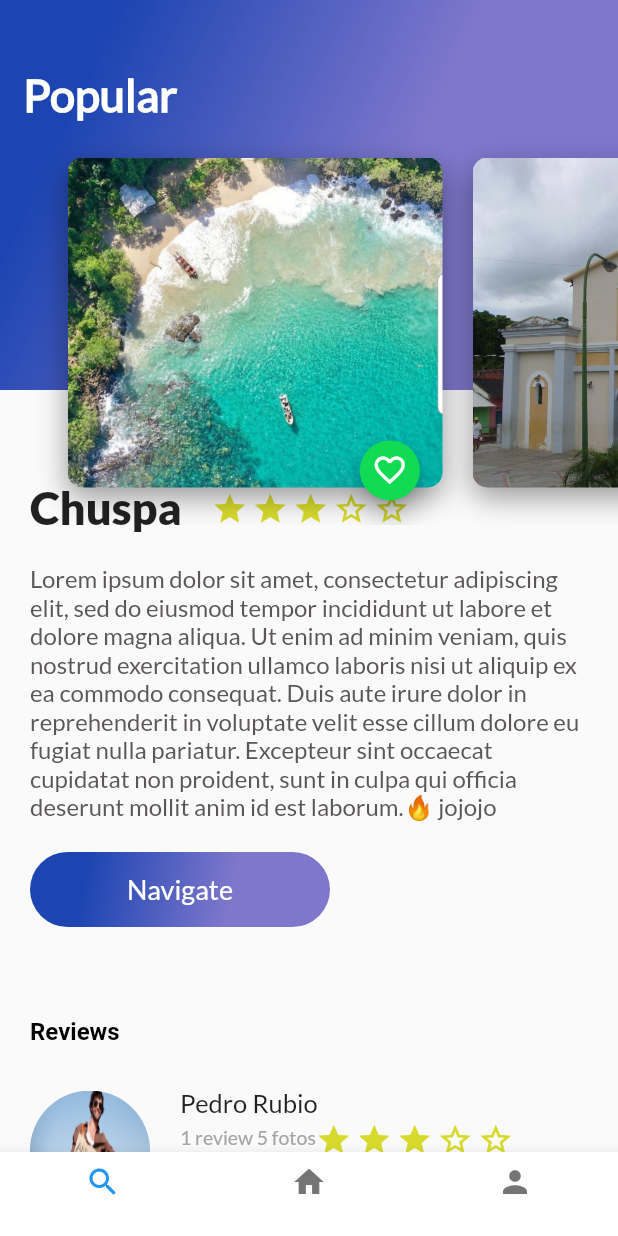
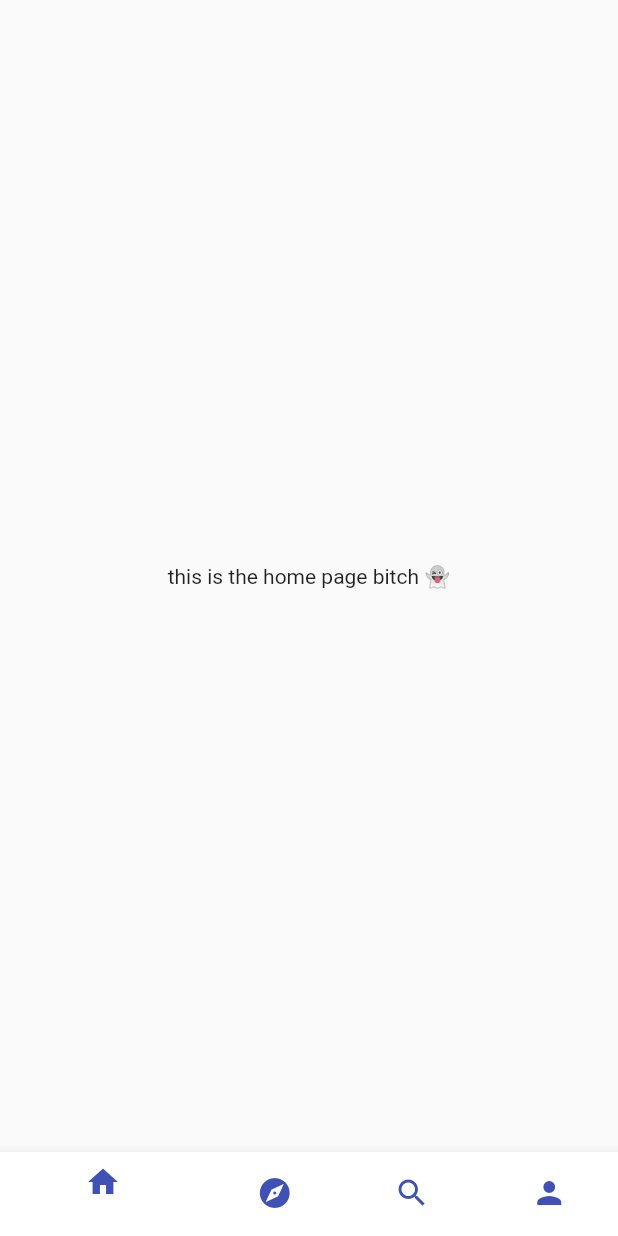
Before and after one commit to j-avila/platzi_flutter, a Flutter app: the screen it shows after launch, on a phone screen of 412 x 824 dp. Run offline on Flutter 3.47's test engine with Material 2 defaults, Android fonts, the phone set to English and light mode, and no system bars.

Commit message:
folder structure and course done

```diff
--- a/lib/backgroud_back.dart
+++ b/lib/common/backgroud_back.dart
@@ -20,7 +20,7 @@ class Background extends StatelessWidget {
                 begin: FractionalOffset(0.2, 0.0),
                 end: FractionalOffset(1.0, 0.6),
                 stops: [0.0, 0.6])),
-        alignment: const Alignment(-0.9, -0.6),
+        alignment: const Alignment(0, -0.6),
         child: Text(
           title,
           style: const TextStyle(
--- a/lib/card_image_list.dart
+++ b/lib/common/card_image_list.dart
@@ -1,5 +1,5 @@
 import 'package:flutter/material.dart';
-import 'package:flutter_application_1/card_image.dart';
+import 'package:flutter_application_1/common/card_image.dart';
 
 class CardImageList extends StatelessWidget {
   const CardImageList({super.key});
--- a/lib/description_place.dart
+++ b/lib/detail/description_place.dart
@@ -1,7 +1,7 @@
 // ignore_for_file: must_be_immutable
 
 import "package:flutter/material.dart";
-import "button.dart";
+import '../common/button.dart';
 
 class DescriptionPalce extends StatelessWidget {
   String placeName;
--- a/lib/review.dart
+++ b/lib/detail/review.dart
@@ -1,5 +1,5 @@
 import 'package:flutter/material.dart';
-import 'package:flutter_application_1/stars_rating.dart';
+import 'package:flutter_application_1/common/stars_rating.dart';
 
 class Review extends StatelessWidget {
   String pathImage = "assets/images/guy.jpg";
--- a/lib/review_list.dart
+++ b/lib/detail/review_list.dart
@@ -1,5 +1,5 @@
 import 'package:flutter/material.dart';
-import 'package:flutter_application_1/review.dart';
+import 'package:flutter_application_1/detail/review.dart';
 
 class ReviewList extends StatelessWidget {
   ReviewList({super.key});
--- /dev/null
+++ b/lib/home/home_index.dart
@@ -0,0 +1,12 @@
+import 'package:flutter/material.dart';
+
+class HomeIndex extends StatelessWidget {
+  const HomeIndex({super.key});
+
+  @override
+  Widget build(BuildContext context) {
+    return Container(
+        alignment: Alignment.center,
+        child: const Text('this is the home page bitch 👻'));
+  }
+}
--- /dev/null
+++ b/lib/home/home_trips.dart
@@ -0,0 +1,54 @@
+import 'package:flutter/material.dart';
+import 'package:flutter_application_1/home/home_index.dart';
+import 'package:flutter_application_1/profile/profile.dart';
+import 'package:flutter_application_1/search/search.dart';
+
+import 'package:flutter_application_1/detail/trip_detail.dart';
+
+class HomeTrips extends StatefulWidget {
+  const HomeTrips({super.key});
+
+  @override
+  State<HomeTrips> createState() => _HomeTripsState();
+}
+
+class _HomeTripsState extends State<HomeTrips> {
+  int indexTap = 0;
+
+  final List<Widget> widgetSections = [
+    const HomeIndex(),
+    TripDetail(),
+    const SearchTrips(),
+    const ProfileTrips()
+  ];
+
+  void onTapTapped(int index) {
+    setState(() {
+      indexTap = index;
+    });
+  }
+
+  @override
+  Widget build(BuildContext context) {
+    return Scaffold(
+      bottomNavigationBar: Theme(
+        data: Theme.of(context)
+            .copyWith(canvasColor: Colors.white, primaryColor: Colors.purple),
+        child: BottomNavigationBar(
+            onTap: onTapTapped,
+            currentIndex: indexTap,
+            items: const [
+              BottomNavigationBarItem(
+                  icon: Icon(Icons.home, color: Colors.indigo), label: ""),
+              BottomNavigationBarItem(
+                  icon: Icon(Icons.explore, color: Colors.indigo), label: ""),
+              BottomNavigationBarItem(
+                  icon: Icon(Icons.search, color: Colors.indigo), label: ""),
+              BottomNavigationBarItem(
+                  icon: Icon(Icons.person, color: Colors.indigo), label: "")
+            ]),
+      ),
+      body: widgetSections[indexTap],
+    );
+  }
+}
--- a/lib/main.dart
+++ b/lib/main.dart
@@ -1,7 +1,6 @@
 import 'package:flutter/material.dart';
 import 'package:flutter/services.dart';
-//widgets
-import 'package:flutter_application_1/trip_detail.dart';
+import 'package:flutter_application_1/home/home_trips.dart';
 
 void main() {
   SystemChrome.setSystemUIOverlayStyle(const SystemUiOverlayStyle(
@@ -62,6 +61,6 @@ class _MyHomePageState extends State<MyHomePage> {
     // The Flutter framework has been optimized to make rerunning build methods
     // fast, so that you can just rebuild anything that needs updating rather
     // than having to individually change instances of widgets.
-    return TripDetail();
+    return const HomeTrips();
   }
 }
--- a/lib/header_app.dart
+++ b/lib/profile/profile_header.dart
@@ -2,11 +2,11 @@ import 'package:flutter/material.dart';
 import 'package:flutter_application_1/backgroud_back.dart';
 import 'package:flutter_application_1/card_image_list.dart';
 
-class HeaderApp extends StatelessWidget {
-  const HeaderApp({super.key});
+class HeaderProfile extends StatelessWidget {
+  const HeaderProfile({super.key});
 
   @override
   Widget build(BuildContext context) {
-    return Stack(children: <Widget>[Background('Popular'), CardImageList()]);
+    return Stack(children: <Widget>[]);
   }
 }
--- a/lib/trip_detail.dart
+++ /dev/null
@@ -1,42 +0,0 @@
-import 'package:flutter/material.dart';
-import 'package:flutter_application_1/description_place.dart';
-import 'package:flutter_application_1/header_app.dart';
-import 'package:flutter_application_1/review_list.dart';
-
-class TripDetail extends StatelessWidget {
-  String descriptionDummy =
-      "Lorem ipsum dolor sit amet, consectetur adipiscing elit, sed do eiusmod tempor incididunt ut labore et dolore magna aliqua. Ut enim ad minim veniam, quis nostrud exercitation ullamco laboris nisi ut aliquip ex ea commodo consequat. Duis aute irure dolor in reprehenderit in voluptate velit esse cillum dolore eu fugiat nulla pariatur. Excepteur sint occaecat cupidatat non proident, sunt in culpa qui officia deserunt mollit anim id est laborum.🔥 jojojo";
-  TripDetail({super.key});
-
-  @override
-  Widget build(BuildContext context) {
-    return Scaffold(
-      // here should be the head menu
-      // appBar: AppBar(
-      //   // Here we take the value from the MyHomePage object that was created by
-      //   // the App.build method, and use it to set our appbar title.
-      //   title: Text(widget.title),
-      // ),
-      bottomNavigationBar: Theme(
-        data: Theme.of(context)
-            .copyWith(canvasColor: Colors.white, primaryColor: Colors.purple),
-        child: BottomNavigationBar(items: const [
-          BottomNavigationBarItem(icon: Icon(Icons.search), label: ""),
-          BottomNavigationBarItem(icon: Icon(Icons.home), label: ""),
-          BottomNavigationBarItem(icon: Icon(Icons.person), label: "")
-        ]),
-      ),
-      body: Stack(
-        children: <Widget>[
-          ListView(
-            children: [
-              DescriptionPalce("Chuspa", 3, descriptionDummy),
-              ReviewList()
-            ],
-          ),
-          const HeaderApp()
-        ],
-      ),
-    );
-  }
-}
```
Also changed, not shown: lib/detail/detail_header.dart (added, +13 -0 lines), lib/detail/trip_detail.dart (added, +25 -0 lines), lib/home/home_trips_cupertino.dart (added, +54 -0 lines), lib/profile/profile.dart (added, +18 -0 lines), lib/search/search.dart (added, +18 -0 lines), assets/images/31.jpg (added), lib/common/button.dart (renamed from lib/button.dart), lib/common/card_image.dart (renamed from lib/card_image.dart), lib/common/floating_action_button.dart (renamed from lib/floating_action_button.dart), lib/common/stars_rating.dart (renamed from lib/stars_rating.dart).
